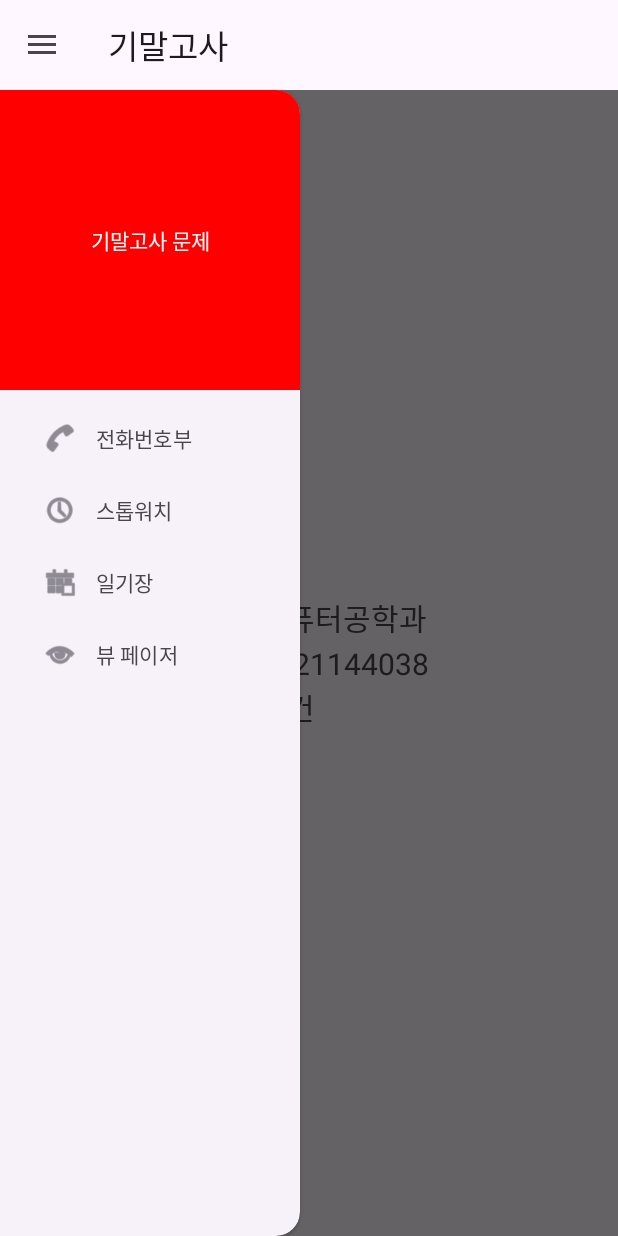
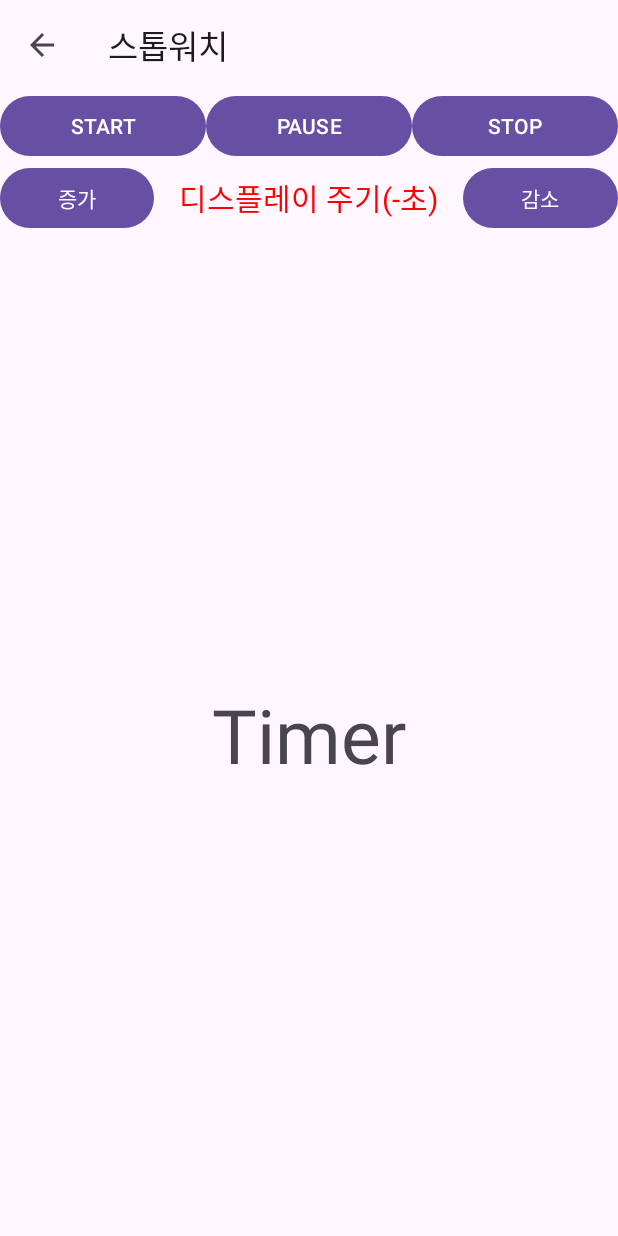
Before and after one commit to cchoiGeon/android-finalExam, an Android app: the screen it shows after launch (MainActivity before the commit, TimerActivity after it), after a tap on "스톱워치", on a phone screen of 412 x 824 dp. Run offline under Robolectric (Android 15) with nearby library versions, the phone set to English and light mode, and no system bars; 2 other taps on this screen came first.

Commit message:
feat: 3번 문제 UI 및 기능 구현은 완료, 하지만 실행은 안됨...

```diff
--- a/app/src/main/AndroidManifest.xml
+++ b/app/src/main/AndroidManifest.xml
@@ -12,6 +12,14 @@
         android:supportsRtl="true"
         android:theme="@style/Theme.LastExample"
         tools:targetApi="31">
+        <receiver
+            android:name=".TimerService"
+            android:enabled="true"
+            android:exported="true"></receiver>
+
+        <activity
+            android:name=".TimerActivity"
+            android:exported="false" />
         <activity
             android:name=".MainActivity"
             android:exported="true">
--- a/app/src/main/java/com/example/lastexample/MainActivity.kt
+++ b/app/src/main/java/com/example/lastexample/MainActivity.kt
@@ -1,5 +1,6 @@
 package com.example.lastexample
 
+import android.content.Intent
 import android.graphics.Color
 import android.os.Bundle
 import android.view.MenuItem
@@ -35,7 +36,7 @@ class MainActivity : AppCompatActivity() {
 
                 }
                 R.id.menu2 -> {
-
+                    startActivity(Intent(this, TimerActivity::class.java))
                 }
                 R.id.menu3 -> {
 
--- /dev/null
+++ b/app/src/main/java/com/example/lastexample/TimerActivity.kt
@@ -0,0 +1,60 @@
+package com.example.lastexample
+
+import android.content.BroadcastReceiver
+import android.content.Context
+import android.content.Intent
+import android.content.IntentFilter
+import android.os.Bundle
+import android.view.MenuItem
+import androidx.activity.enableEdgeToEdge
+import androidx.appcompat.app.AppCompatActivity
+import androidx.core.view.ViewCompat
+import androidx.core.view.WindowInsetsCompat
+import com.example.lastexample.databinding.ActivityTimerBinding
+
+class TimerActivity : AppCompatActivity() {
+
+    lateinit var binding: ActivityTimerBinding
+
+    override fun onCreate(savedInstanceState: Bundle?) {
+        super.onCreate(savedInstanceState)
+        enableEdgeToEdge()
+        binding = ActivityTimerBinding.inflate(layoutInflater)
+        setContentView(binding.main)
+        setSupportActionBar(binding.toolbar)
+        title = "스톱워치"
+        supportActionBar?.setDisplayHomeAsUpEnabled(true)
+        ViewCompat.setOnApplyWindowInsetsListener(binding.main) { v, insets ->
+            val systemBars = insets.getInsets(WindowInsetsCompat.Type.systemBars())
+            v.setPadding(systemBars.left, systemBars.top, systemBars.right, systemBars.bottom)
+            insets
+        }
+        val receiver = object : BroadcastReceiver() {
+            override fun onReceive(context: Context?, intent: Intent?) {
+                val time = intent?.getIntExtra("time", 0) ?: 0
+                binding.display.text = "$time 초"
+            }
+        }
+
+        // 브로드캐스트 등록
+        val filter = IntentFilter("ACTION_TIMER")
+        registerReceiver(receiver, filter, Context.RECEIVER_NOT_EXPORTED)
+
+
+        // START 버튼 클릭 시 서비스 시작
+        binding.startBtn.setOnClickListener {
+            startService(Intent(this, TimerService::class.java))
+        }
+
+//        unregisterReceiver(receiver)
+    }
+
+    override fun onOptionsItemSelected(item: MenuItem): Boolean {
+        when (item.itemId) {
+            android.R.id.home -> {
+                finish()
+            }
+        }
+        return super.onOptionsItemSelected(item)
+    }
+}
--- /dev/null
+++ b/app/src/main/java/com/example/lastexample/TimerService.kt
@@ -0,0 +1,36 @@
+package com.example.lastexample
+
+import android.app.Service
+import android.content.Intent
+import android.os.IBinder
+import android.util.Log
+import kotlin.concurrent.thread
+
+class TimerService :Service() {
+    private var time = 0
+    private var isRunning = false
+
+    override fun onStartCommand(intent: Intent?, flags: Int, startId: Int): Int {
+        if (!isRunning) {
+            isRunning = true
+            thread {
+                while (isRunning) {
+                    Thread.sleep(1000)
+                    time++
+                    Log.d("test123","$time")
+                    val broadcast = Intent("ACTION_TIMER")
+                    broadcast.putExtra("time", time)
+                    sendBroadcast(broadcast)
+                }
+            }
+        }
+        return START_STICKY
+    }
+
+    override fun onDestroy() {
+        isRunning = false
+        super.onDestroy()
+    }
+
+    override fun onBind(intent: Intent?): IBinder? = null
+}
--- /dev/null
+++ b/app/src/main/res/layout/activity_timer.xml
@@ -0,0 +1,78 @@
+<?xml version="1.0" encoding="utf-8"?>
+<LinearLayout xmlns:android="http://schemas.android.com/apk/res/android"
+    xmlns:app="http://schemas.android.com/apk/res-auto"
+    xmlns:tools="http://schemas.android.com/tools"
+    android:id="@+id/main"
+    android:orientation="vertical"
+    android:layout_width="match_parent"
+    android:layout_height="match_parent"
+    tools:context=".TimerActivity">
+    <androidx.appcompat.widget.Toolbar
+        android:id="@+id/toolbar"
+        style="@style/Widget.MaterialComponents.ActionBar.Primary"
+        android:layout_width="match_parent"
+        android:layout_height="60dp"/>
+    <LinearLayout
+        android:layout_width="match_parent"
+        android:layout_height="wrap_content"
+        android:orientation="horizontal">
+        <Button
+            android:id="@+id/startBtn"
+            android:layout_width="0dp"
+            android:layout_weight="1"
+            android:layout_height="wrap_content"
+            android:text="START"/>
+        <Button
+            android:id="@+id/pauseBtn"
+            android:layout_width="0dp"
+            android:layout_weight="1"
+            android:layout_height="wrap_content"
+            android:text="PAUSE"/>
+        <Button
+            android:id="@+id/stopBtn"
+            android:layout_width="0dp"
+            android:layout_weight="1"
+            android:layout_height="wrap_content"
+            android:text="STOP"/>
+    </LinearLayout>
+    <LinearLayout
+        android:layout_width="match_parent"
+        android:layout_height="wrap_content"
+        android:orientation="horizontal">
+        <Button
+            android:id="@+id/upBtn"
+            android:layout_width="0dp"
+            android:layout_weight="1"
+            android:layout_height="wrap_content"
+            android:text="증가"/>
+        <TextView
+            android:layout_width="0dp"
+            android:layout_weight="2"
+            android:textSize="20dp"
+            android:layout_height="wrap_content"
+            android:textColor="#FF0000"
+            android:layout_gravity="center"
+            android:gravity="center"
+            android:text="디스플레이 주기(-초)"/>
+        <Button
+            android:id="@+id/downBtn"
+            android:layout_width="0dp"
+            android:layout_weight="1"
+            android:layout_height="wrap_content"
+            android:text="감소"/>
+    </LinearLayout>
+    <LinearLayout
+        android:layout_width="match_parent"
+        android:layout_height="match_parent"
+        android:gravity="center"
+        android:orientation="vertical">
+        <TextView
+            android:id="@+id/display"
+            android:layout_width="wrap_content"
+            android:layout_height="wrap_content"
+            android:text="Timer"
+            android:textSize="50dp"/>
+    </LinearLayout>
+
+
+</LinearLayout>
```
